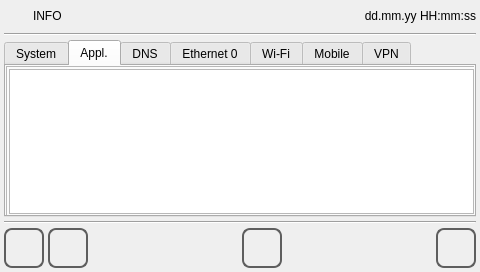
The window that qt_library/ATCMsystem/info.ui (MECTsrl/mect_plugins) describes before a commit, drawn with Qt 5.
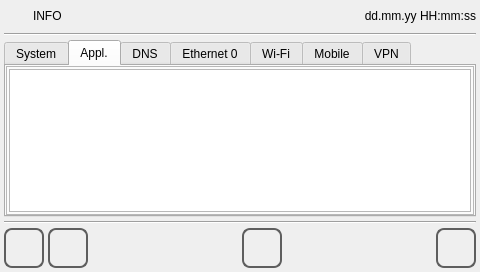
The same window after the commit. The open tabs and pages were chosen to show the change. Icons and pictures are not drawn.

Commit message: review again menu > info page

Diff of the .ui file:
```diff
--- a/qt_library/ATCMsystem/info.ui
+++ b/qt_library/ATCMsystem/info.ui
@@ -217,15 +217,15 @@
           <attribute name="title">
            <string>Appl.</string>
           </attribute>
+          <layout class="QVBoxLayout" name="verticalLayout_appl">
+           <property name="spacing">
+            <number>0</number>
+           </property>
+           <property name="margin">
+            <number>0</number>
+           </property>
+           <item>
           <widget class="QFrame" name="frameAPPL">
-           <property name="geometry">
-            <rect>
-             <x>0</x>
-             <y>0</y>
-             <width>471</width>
-             <height>151</height>
-            </rect>
-           </property>
            <property name="sizePolicy">
             <sizepolicy hsizetype="MinimumExpanding" vsizetype="MinimumExpanding">
              <horstretch>0</horstretch>
@@ -266,6 +266,8 @@
             </item>
            </layout>
           </widget>
+           </item>
+          </layout>
          </widget>
          <widget class="QWidget" name="dns">
           <property name="sizePolicy">
```
Left out of the diff: 85 changed lines with no effect on the pictures. Lines whose indentation alone changed are shown as unchanged. The commit also changes 1 other file.
